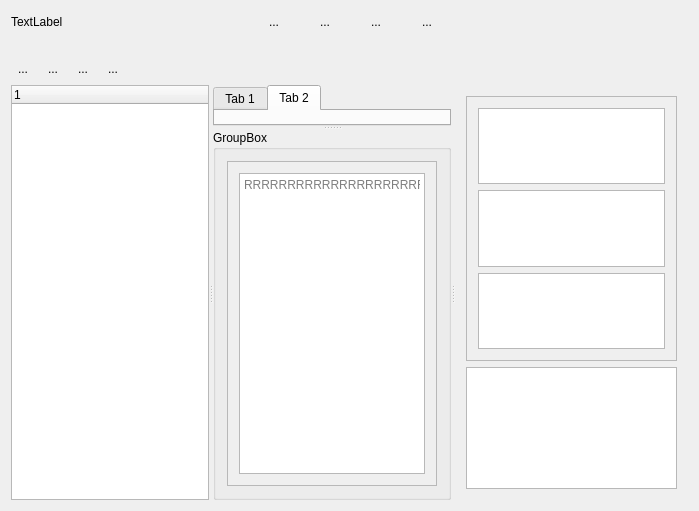
Qt form TestApp/TestApp.ui (nebrosarth/TestApp) before a commit.
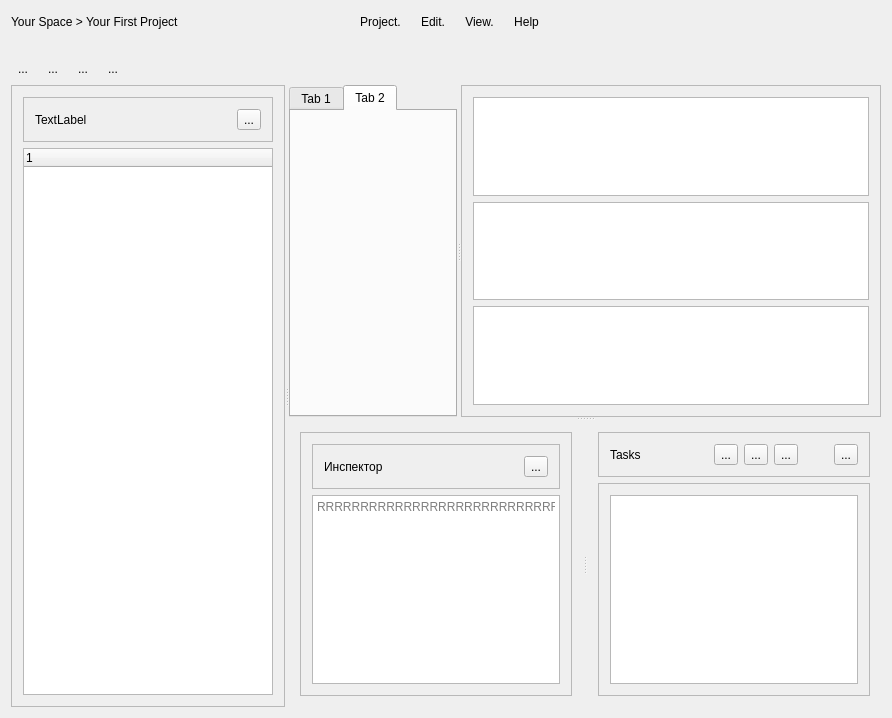
The same form after that commit.

```diff
--- a/TestApp/TestApp.ui
+++ b/TestApp/TestApp.ui
@@ -6,8 +6,8 @@
    <rect>
     <x>0</x>
     <y>0</y>
-    <width>699</width>
-    <height>511</height>
+    <width>892</width>
+    <height>718</height>
    </rect>
   </property>
   <property name="windowTitle">
@@ -32,16 +32,29 @@
      <item row="0" column="0">
       <widget class="QLabel" name="label">
        <property name="text">
-        <string>TextLabel</string>
+        <string>Your Space &gt; Your First Project</string>
        </property>
       </widget>
      </item>
      <item row="0" column="1">
       <layout class="QHBoxLayout" name="horizontalLayout">
+       <item>
+        <spacer name="horizontalSpacer_9">
+         <property name="orientation">
+          <enum>Qt::Horizontal</enum>
+         </property>
+         <property name="sizeHint" stdset="0">
+          <size>
+           <width>40</width>
+           <height>20</height>
+          </size>
+         </property>
+        </spacer>
+       </item>
        <item>
         <widget class="QToolButton" name="toolButton_4">
          <property name="text">
-          <string>...</string>
+          <string>Project.</string>
          </property>
          <property name="autoRaise">
           <bool>true</bool>
@@ -51,7 +64,7 @@
        <item>
         <widget class="QToolButton" name="toolButton_3">
          <property name="text">
-          <string>...</string>
+          <string>Edit.</string>
          </property>
          <property name="autoRaise">
           <bool>true</bool>
@@ -61,7 +74,7 @@
        <item>
         <widget class="QToolButton" name="toolButton_2">
          <property name="text">
-          <string>...</string>
+          <string>View.</string>
          </property>
          <property name="autoRaise">
           <bool>true</bool>
@@ -71,13 +84,26 @@
        <item>
         <widget class="QToolButton" name="toolButton">
          <property name="text">
-          <string>...</string>
+          <string>Help</string>
          </property>
          <property name="autoRaise">
           <bool>true</bool>
          </property>
         </widget>
        </item>
+       <item>
+        <spacer name="horizontalSpacer_10">
+         <property name="orientation">
+          <enum>Qt::Horizontal</enum>
+         </property>
+         <property name="sizeHint" stdset="0">
+          <size>
+           <width>40</width>
+           <height>20</height>
+          </size>
+         </property>
+        </spacer>
+       </item>
       </layout>
      </item>
      <item row="1" column="2">
@@ -166,21 +192,88 @@
     </layout>
    </item>
    <item row="2" column="0">
-    <widget class="QSplitter" name="splitter_2">
+    <widget class="QSplitter" name="splitter_4">
+     <property name="sizePolicy">
+      <sizepolicy hsizetype="Expanding" vsizetype="Expanding">
+       <horstretch>0</horstretch>
+       <verstretch>0</verstretch>
+      </sizepolicy>
+     </property>
      <property name="orientation">
       <enum>Qt::Horizontal</enum>
      </property>
+     <widget class="QFrame" name="verticalFrame_3">
+      <property name="frameShape">
+       <enum>QFrame::StyledPanel</enum>
+      </property>
+      <property name="frameShadow">
+       <enum>QFrame::Plain</enum>
+      </property>
+      <layout class="QVBoxLayout" name="verticalLayout_3">
+       <item>
+        <widget class="QFrame" name="horizontalFrame">
+         <property name="frameShape">
+          <enum>QFrame::StyledPanel</enum>
+         </property>
+         <layout class="QHBoxLayout" name="horizontalLayout_4">
+          <item>
+           <widget class="QLabel" name="label_3">
+            <property name="text">
+             <string>TextLabel</string>
+            </property>
+           </widget>
+          </item>
+          <item>
+           <spacer name="horizontalSpacer_7">
+            <property name="orientation">
+             <enum>Qt::Horizontal</enum>
+            </property>
+            <property name="sizeHint" stdset="0">
+             <size>
+              <width>40</width>
+              <height>20</height>
+             </size>
+            </property>
+           </spacer>
+          </item>
+          <item>
+           <widget class="QToolButton" name="toolButton_13">
+            <property name="text">
+             <string>...</string>
+            </property>
+           </widget>
+          </item>
+         </layout>
+        </widget>
+       </item>
+       <item>
      <widget class="QTreeWidget" name="treeWidget">
+         <property name="rootIsDecorated">
+          <bool>true</bool>
+         </property>
       <column>
        <property name="text">
         <string notr="true">1</string>
        </property>
       </column>
      </widget>
-     <widget class="QSplitter" name="splitter">
+       </item>
+      </layout>
+     </widget>
+     <widget class="QSplitter" name="splitter_3">
+      <property name="baseSize">
+       <size>
+        <width>0</width>
+        <height>-1</height>
+       </size>
+      </property>
       <property name="orientation">
        <enum>Qt::Vertical</enum>
       </property>
+      <widget class="QSplitter" name="splitter">
+       <property name="orientation">
+        <enum>Qt::Horizontal</enum>
+       </property>
       <widget class="QTabWidget" name="tabWidget">
        <property name="currentIndex">
         <number>1</number>
@@ -196,12 +289,46 @@
         </attribute>
        </widget>
       </widget>
-      <widget class="QGroupBox" name="groupBox">
-       <property name="title">
-        <string>GroupBox</string>
-       </property>
-       <layout class="QGridLayout" name="gridLayout_3">
+       <widget class="QScrollArea" name="scrollArea_2">
+        <property name="minimumSize">
+         <size>
+          <width>280</width>
+          <height>0</height>
+         </size>
+        </property>
+        <property name="widgetResizable">
+         <bool>true</bool>
+        </property>
+        <widget class="QWidget" name="scrollAreaWidgetContents_2">
+         <property name="geometry">
+          <rect>
+           <x>0</x>
+           <y>0</y>
+           <width>398</width>
+           <height>388</height>
+          </rect>
+         </property>
+         <layout class="QGridLayout" name="gridLayout_6">
+          <item row="2" column="0">
+           <widget class="QListWidget" name="listWidget_4"/>
+          </item>
+          <item row="1" column="0">
+           <widget class="QListWidget" name="listWidget_2"/>
+          </item>
         <item row="0" column="0">
+           <widget class="QListWidget" name="listWidget"/>
+          </item>
+         </layout>
+        </widget>
+       </widget>
+      </widget>
+      <widget class="QSplitter" name="splitter_2">
+       <property name="orientation">
+        <enum>Qt::Horizontal</enum>
+       </property>
+       <widget class="QWidget" name="verticalLayoutWidget_2">
+        <layout class="QVBoxLayout" name="verticalLayout_2">
+         <item>
          <widget class="QScrollArea" name="scrollArea">
           <property name="widgetResizable">
            <bool>true</bool>
@@ -211,12 +338,12 @@
             <rect>
              <x>0</x>
              <y>0</y>
-             <width>161</width>
-             <height>316</height>
+              <width>290</width>
+              <height>213</height>
             </rect>
            </property>
            <layout class="QGridLayout" name="gridLayout_5">
-            <item row="0" column="0">
+             <item row="1" column="0">
              <widget class="QTextEdit" name="textEdit">
               <property name="lineWrapMode">
                <enum>QTextEdit::WidgetWidth</enum>
@@ -226,47 +353,154 @@
               </property>
              </widget>
             </item>
-           </layout>
-          </widget>
-         </widget>
+             <item row="0" column="0">
+              <widget class="QFrame" name="horizontalFrame_2">
+               <property name="frameShape">
+                <enum>QFrame::StyledPanel</enum>
+               </property>
+               <property name="frameShadow">
+                <enum>QFrame::Plain</enum>
+               </property>
+               <layout class="QHBoxLayout" name="horizontalLayout_5">
+                <item>
+                 <widget class="QLabel" name="label_4">
+                  <property name="text">
+                   <string>Инспектор</string>
+                  </property>
+                 </widget>
+                </item>
+                <item>
+                 <spacer name="horizontalSpacer_8">
+                  <property name="orientation">
+                   <enum>Qt::Horizontal</enum>
+                  </property>
+                  <property name="sizeHint" stdset="0">
+                   <size>
+                    <width>40</width>
+                    <height>20</height>
+                   </size>
+                  </property>
+                 </spacer>
+                </item>
+                <item>
+                 <widget class="QToolButton" name="toolButton_14">
+                  <property name="text">
+                   <string>...</string>
+                  </property>
+                 </widget>
+                </item>
+               </layout>
+              </widget>
+             </item>
+            </layout>
+           </widget>
+          </widget>
         </item>
        </layout>
       </widget>
-     </widget>
-     <widget class="QWidget" name="verticalLayoutWidget_2">
-      <layout class="QVBoxLayout" name="verticalLayout_2">
+       <widget class="QWidget" name="verticalLayoutWidget">
+        <layout class="QVBoxLayout" name="verticalLayout">
+         <item>
+          <widget class="QFrame" name="frame">
+           <property name="frameShape">
+            <enum>QFrame::StyledPanel</enum>
+           </property>
+           <property name="frameShadow">
+            <enum>QFrame::Sunken</enum>
+           </property>
+           <layout class="QHBoxLayout" name="horizontalLayout_3">
+            <item>
+             <widget class="QLabel" name="label_2">
+              <property name="text">
+               <string>Tasks</string>
+              </property>
+             </widget>
+            </item>
        <item>
-        <widget class="QScrollArea" name="scrollArea_2">
+             <spacer name="horizontalSpacer_5">
+              <property name="orientation">
+               <enum>Qt::Horizontal</enum>
+              </property>
+              <property name="sizeHint" stdset="0">
+               <size>
+                <width>40</width>
+                <height>20</height>
+               </size>
+              </property>
+             </spacer>
+            </item>
+            <item>
+             <widget class="QToolButton" name="toolButton_10">
+              <property name="text">
+               <string>...</string>
+              </property>
+             </widget>
+            </item>
+            <item>
+             <widget class="QToolButton" name="toolButton_11">
+              <property name="text">
+               <string>...</string>
+              </property>
+             </widget>
+            </item>
+            <item>
+             <widget class="QToolButton" name="toolButton_9">
+              <property name="text">
+               <string>...</string>
+              </property>
+             </widget>
+            </item>
+            <item>
+             <spacer name="horizontalSpacer_6">
+              <property name="orientation">
+               <enum>Qt::Horizontal</enum>
+              </property>
+              <property name="sizeType">
+               <enum>QSizePolicy::Fixed</enum>
+              </property>
+              <property name="sizeHint" stdset="0">
+               <size>
+                <width>30</width>
+                <height>20</height>
+               </size>
+              </property>
+             </spacer>
+            </item>
+            <item>
+             <widget class="QToolButton" name="toolButton_12">
+              <property name="text">
+               <string>...</string>
+              </property>
+             </widget>
+            </item>
+           </layout>
+          </widget>
+         </item>
+         <item>
+          <widget class="QScrollArea" name="scrollArea_3">
          <property name="widgetResizable">
           <bool>true</bool>
          </property>
-         <widget class="QWidget" name="scrollAreaWidgetContents_2">
+           <widget class="QWidget" name="scrollAreaWidgetContents_3">
           <property name="geometry">
            <rect>
             <x>0</x>
             <y>0</y>
-            <width>250</width>
-            <height>292</height>
-           </rect>
-          </property>
-          <layout class="QGridLayout" name="gridLayout_6">
-           <item row="1" column="0">
-            <widget class="QListWidget" name="listWidget_2"/>
-           </item>
+              <width>261</width>
+              <height>165</height>
+             </rect>
+            </property>
+            <layout class="QGridLayout" name="gridLayout_4">
            <item row="0" column="0">
-            <widget class="QListWidget" name="listWidget"/>
-           </item>
-           <item row="2" column="0">
-            <widget class="QListWidget" name="listWidget_4"/>
-           </item>
-          </layout>
-         </widget>
-        </widget>
-       </item>
-       <item>
         <widget class="QListWidget" name="listWidget_3"/>
        </item>
       </layout>
+           </widget>
+          </widget>
+         </item>
+        </layout>
+       </widget>
+      </widget>
      </widget>
     </widget>
    </item>
```
Lines whose indentation alone changed are shown as unchanged.
